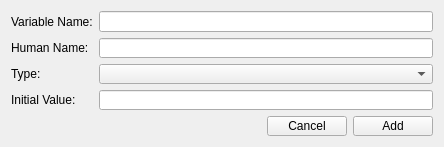
Qt form Source/Applications/PluginMaker/UI_Files/AddFilterParameter.ui (BlueQuartzSoftware/DREAM3D) before a commit.
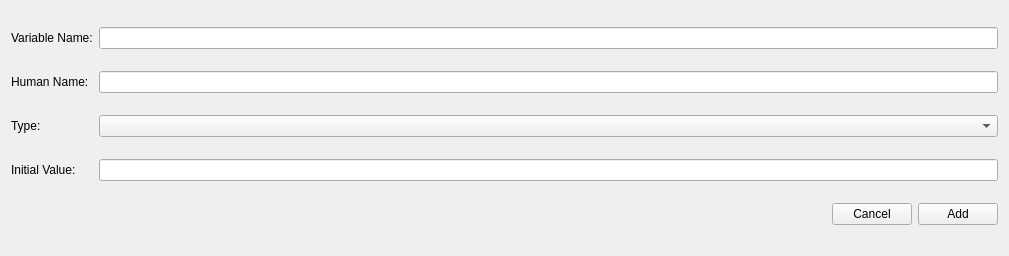
The same form after that commit. Custom widgets are drawn as their Qt base class.

Commit message:
Added generated code to more widgets.
updates #318.

```diff
--- a/Source/Applications/PluginMaker/UI_Files/AddFilterParameter.ui
+++ b/Source/Applications/PluginMaker/UI_Files/AddFilterParameter.ui
@@ -6,8 +6,8 @@
    <rect>
     <x>0</x>
     <y>0</y>
-    <width>444</width>
-    <height>147</height>
+    <width>1009</width>
+    <height>256</height>
    </rect>
   </property>
   <property name="sizePolicy">
@@ -19,13 +19,13 @@
   <property name="minimumSize">
    <size>
     <width>0</width>
-    <height>147</height>
+    <height>256</height>
    </size>
   </property>
   <property name="maximumSize">
    <size>
     <width>16777215</width>
-    <height>147</height>
+    <height>256</height>
    </size>
   </property>
   <property name="windowTitle">
```
The commit also changes 7 other files.
